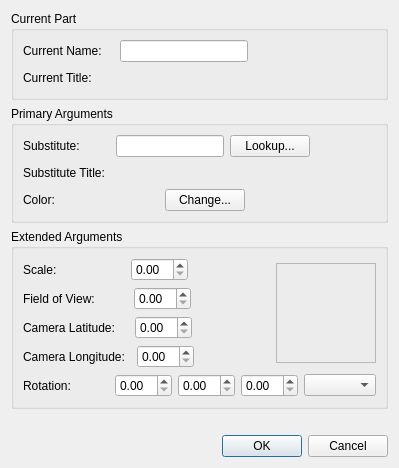
Old version of the form mainApp/substitutepartdialog.ui in the repository trevorsandy/lpub3d-ci.
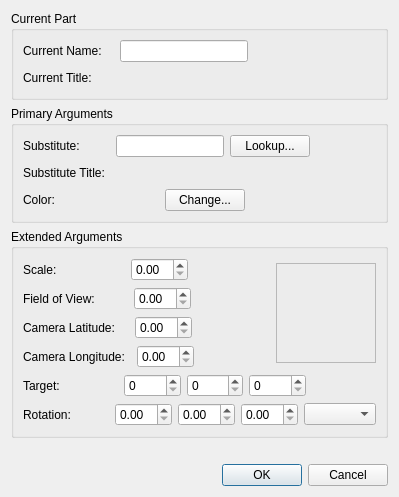
New version of the form.

Commit message: Add target to substitute part dialogue #412

Diff of the .ui file:
```diff
--- a/mainApp/substitutepartdialog.ui
+++ b/mainApp/substitutepartdialog.ui
@@ -7,7 +7,7 @@
     <x>0</x>
     <y>0</y>
     <width>381</width>
-    <height>447</height>
+    <height>475</height>
    </rect>
   </property>
   <property name="windowTitle">
@@ -545,6 +545,58 @@
       <item>
        <layout class="QHBoxLayout" name="horizontalLayout_12">
         <item>
+         <widget class="QLabel" name="target_Lbl">
+          <property name="text">
+           <string>Target:</string>
+          </property>
+         </widget>
+        </item>
+        <item>
+         <spacer name="horizontalSpacer_7">
+          <property name="orientation">
+           <enum>Qt::Horizontal</enum>
+          </property>
+          <property name="sizeType">
+           <enum>QSizePolicy::Fixed</enum>
+          </property>
+          <property name="sizeHint" stdset="0">
+           <size>
+            <width>38</width>
+            <height>20</height>
+           </size>
+          </property>
+         </spacer>
+        </item>
+        <item>
+         <widget class="QSpinBox" name="targetSpinX"/>
+        </item>
+        <item>
+         <widget class="QSpinBox" name="targetSpinY"/>
+        </item>
+        <item>
+         <widget class="QSpinBox" name="targetSpinZ"/>
+        </item>
+        <item>
+         <spacer name="horizontalSpacer_10">
+          <property name="orientation">
+           <enum>Qt::Horizontal</enum>
+          </property>
+          <property name="sizeType">
+           <enum>QSizePolicy::Fixed</enum>
+          </property>
+          <property name="sizeHint" stdset="0">
+           <size>
+            <width>70</width>
+            <height>20</height>
+           </size>
+          </property>
+         </spacer>
+        </item>
+       </layout>
+      </item>
+      <item>
+       <layout class="QHBoxLayout" name="horizontalLayout_13">
+        <item>
          <widget class="QLabel" name="rotation_Lbl">
           <property name="text">
            <string>Rotation:</string>
@@ -552,7 +604,7 @@
          </widget>
         </item>
         <item>
-         <spacer name="horizontalSpacer_7">
+         <spacer name="horizontalSpacer_9">
           <property name="orientation">
            <enum>Qt::Horizontal</enum>
           </property>
```
The commit also changes 13 other files.
